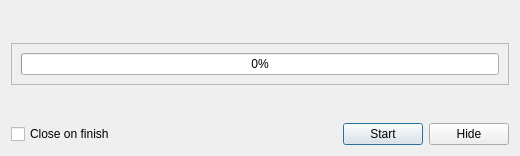
eiskaltdcpp/eiskaltdcpp, file eiskaltdcpp-qt/ui/UIHashProgressDialog.ui: the form before one commit.
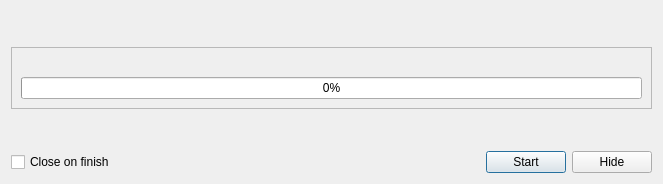
The form after the commit.

Commit message: [Qt] More changes related to USE_PROGRESS_BARS.

Diff of the .ui file:
```diff
--- a/eiskaltdcpp-qt/ui/UIHashProgressDialog.ui
+++ b/eiskaltdcpp-qt/ui/UIHashProgressDialog.ui
@@ -9,8 +9,8 @@
    <rect>
     <x>0</x>
     <y>0</y>
-    <width>520</width>
-    <height>156</height>
+    <width>663</width>
+    <height>184</height>
    </rect>
   </property>
   <property name="contextMenuPolicy">
@@ -88,6 +88,22 @@
         </property>
        </widget>
       </item>
+      <item row="0" column="0">
+       <widget class="QLabel" name="progressIndicator">
+        <property name="text">
+         <string/>
+        </property>
+        <property name="textFormat">
+         <enum>Qt::PlainText</enum>
+        </property>
+        <property name="alignment">
+         <set>Qt::AlignCenter</set>
+        </property>
+        <property name="textInteractionFlags">
+         <set>Qt::NoTextInteraction</set>
+        </property>
+       </widget>
+      </item>
      </layout>
     </widget>
    </item>
```
The commit also changes 1 other file.
